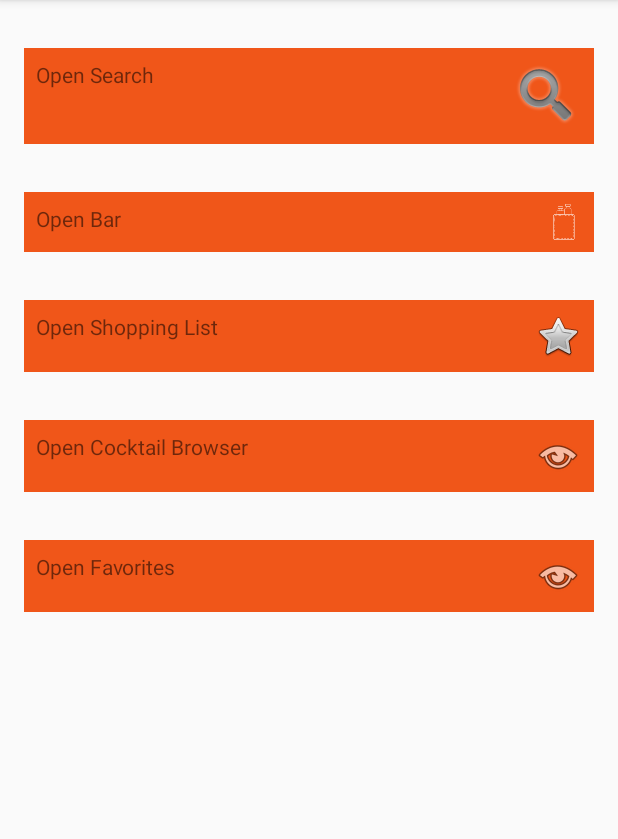
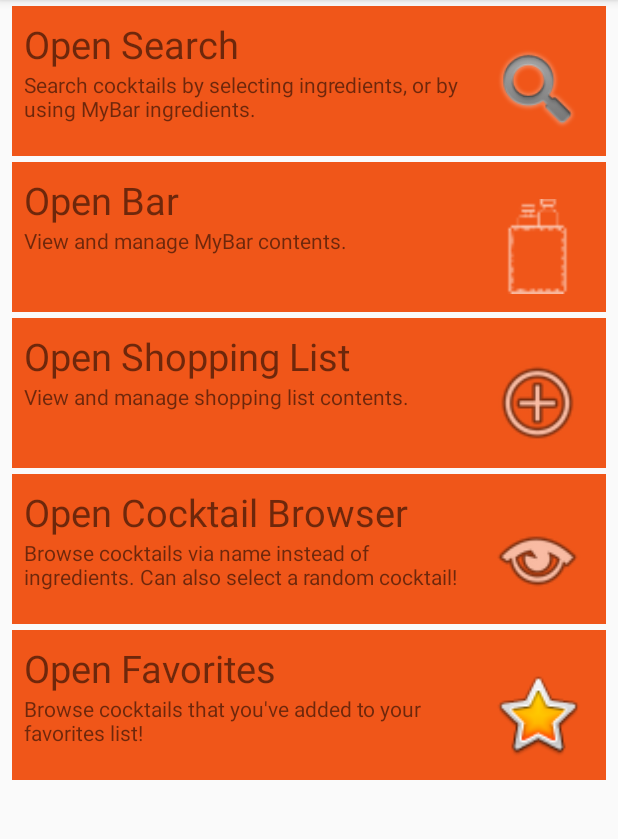
Before and after one commit to lobstertron/PocketBar, an Android app: the screen it shows after launch (MainActivity), on a phone screen of 412 x 824 dp, the part 84-923 px from its top. Run offline under Robolectric (Android 15) with nearby library versions, the phone set to English and light mode, and no system bars.

Commit message:
Updated and refined the main page's UI as well as the ShoppingList itemView

```diff
--- a/app/src/main/res/layout/activity_main.xml
+++ b/app/src/main/res/layout/activity_main.xml
@@ -6,179 +6,259 @@
     android:layout_height="match_parent"
     tools:context=".MainActivity">
 
-    <LinearLayout
+    <androidx.constraintlayout.widget.ConstraintLayout
         android:id="@+id/launch_search_view"
         android:layout_width="match_parent"
-        android:layout_height="wrap_content"
-        android:layout_marginStart="16dp"
-        android:layout_marginLeft="16dp"
-        android:layout_marginTop="32dp"
-        android:layout_marginEnd="16dp"
-        android:layout_marginRight="16dp"
+        android:layout_height="100sp"
+        android:layout_marginStart="8dp"
+        android:layout_marginLeft="8dp"
+        android:layout_marginTop="4dp"
+        android:layout_marginEnd="8dp"
+        android:layout_marginRight="8dp"
+        android:background="@color/pocketbar_orange"
         android:onClick="launchSearchActivity"
         android:orientation="horizontal"
         android:padding="8dp"
         app:layout_constraintEnd_toEndOf="parent"
+        app:layout_constraintHorizontal_bias="0.0"
         app:layout_constraintStart_toStartOf="parent"
-        app:layout_constraintTop_toTopOf="parent"
-        android:background="@color/pocketbar_orange">
+        app:layout_constraintTop_toTopOf="parent">
 
         <TextView
             android:id="@+id/launch_search_text"
             android:layout_width="wrap_content"
             android:layout_height="wrap_content"
+            android:background="@color/pocketbar_orange"
             android:text="Open Search"
-            android:background="@color/pocketbar_orange" />
+            android:textSize="25sp"
+            app:layout_constraintLeft_toLeftOf="@id/launch_search_view"
+            app:layout_constraintTop_toTopOf="@id/launch_search_view" />
 
-        <View
-            android:layout_width="0dp"
-            android:layout_height="0dp"
-            android:layout_weight="1"
-            android:background="@color/pocketbar_orange" />
+        <TextView
+            android:id="@+id/launch_search_description"
+            android:layout_width="301dp"
+            android:layout_height="36dp"
+            android:background="@color/pocketbar_orange"
+            android:text="Search cocktails by selecting ingredients, or by using MyBar ingredients."
+            app:layout_constraintBottom_toBottomOf="parent"
+            app:layout_constraintEnd_toStartOf="@+id/search_image"
+            app:layout_constraintHorizontal_bias="0.0"
+            app:layout_constraintStart_toStartOf="parent"
+            app:layout_constraintTop_toBottomOf="@+id/launch_search_text"
+            app:layout_constraintVertical_bias="0.0" />
 
         <ImageView
-            android:layout_width="wrap_content"
-            android:layout_height="wrap_content"
-            app:srcCompat="@android:drawable/ic_search_category_default"
-            android:background="@color/pocketbar_orange"></ImageView>
-    </LinearLayout>
+            android:id="@+id/search_image"
+            android:layout_width="75sp"
+            android:layout_height="75sp"
+            android:background="@color/pocketbar_orange"
+            android:paddingTop="12dp"
+            app:layout_constraintBottom_toBottomOf="@id/launch_search_view"
+            app:layout_constraintRight_toRightOf="@id/launch_search_view"
+            app:layout_constraintTop_toTopOf="@id/launch_search_view"
+            app:srcCompat="@android:drawable/ic_search_category_default"></ImageView>
+    </androidx.constraintlayout.widget.ConstraintLayout>
 
-    <LinearLayout
+    <androidx.constraintlayout.widget.ConstraintLayout
         android:id="@+id/launch_bar_view"
         android:layout_width="match_parent"
-        android:layout_height="wrap_content"
-        android:layout_marginStart="16dp"
-        android:layout_marginLeft="16dp"
-        android:layout_marginTop="32dp"
-        android:layout_marginEnd="16dp"
-        android:layout_marginRight="16dp"
+        android:layout_height="100sp"
+        android:layout_marginStart="8dp"
+        android:layout_marginLeft="8dp"
+        android:layout_marginTop="4dp"
+        android:layout_marginEnd="8dp"
+        android:layout_marginRight="8dp"
+        android:background="@color/pocketbar_orange"
         android:onClick="launchBarActivity"
         android:orientation="horizontal"
         android:padding="8dp"
         app:layout_constraintEnd_toEndOf="parent"
         app:layout_constraintStart_toStartOf="parent"
-        app:layout_constraintTop_toBottomOf="@+id/launch_search_view"
-        android:background="@color/pocketbar_orange">
+        app:layout_constraintTop_toBottomOf="@+id/launch_search_view">
 
         <TextView
             android:id="@+id/launch_bar_text"
             android:layout_width="wrap_content"
             android:layout_height="wrap_content"
-            android:text="Open Bar" />
+            android:text="Open Bar"
+            android:textSize="25sp"
+            app:layout_constraintLeft_toLeftOf="@id/launch_bar_view"
+            app:layout_constraintTop_toTopOf="@id/launch_bar_view"/>
 
-        <View
-            android:layout_width="0dp"
-            android:layout_height="0dp"
-            android:layout_weight="1" />
+        <TextView
+            android:id="@+id/launch_bar_description"
+            android:layout_width="301dp"
+            android:layout_height="36dp"
+            android:background="@color/pocketbar_orange"
+            android:text="View and manage MyBar contents."
+            app:layout_constraintBottom_toBottomOf="parent"
+            app:layout_constraintEnd_toStartOf="@+id/bar_image"
+            app:layout_constraintHorizontal_bias="0.0"
+            app:layout_constraintStart_toStartOf="parent"
+            app:layout_constraintTop_toBottomOf="@+id/launch_bar_text"
+            app:layout_constraintVertical_bias="0.0" />
 
         <ImageView
-            android:layout_width="wrap_content"
-            android:layout_height="wrap_content"
+            android:id="@+id/bar_image"
+            android:paddingTop="12dp"
+            android:layout_width="75sp"
+            android:layout_height="75sp"
+            app:layout_constraintBottom_toBottomOf="@id/launch_bar_view"
+            app:layout_constraintRight_toRightOf="@id/launch_bar_view"
+            app:layout_constraintTop_toTopOf="@id/launch_bar_view"
             app:srcCompat="@drawable/ic_action_name"></ImageView>
-    </LinearLayout>
+    </androidx.constraintlayout.widget.ConstraintLayout>
 
-    <LinearLayout
+    <androidx.constraintlayout.widget.ConstraintLayout
         android:id="@+id/launch_shoppinglist_view"
         android:layout_width="match_parent"
-        android:layout_height="wrap_content"
-        android:layout_marginStart="16dp"
-        android:layout_marginLeft="16dp"
-        android:layout_marginTop="32dp"
-        android:layout_marginEnd="16dp"
-        android:layout_marginRight="16dp"
+        android:layout_height="100sp"
+        android:layout_marginStart="8dp"
+        android:layout_marginLeft="8dp"
+        android:layout_marginTop="4dp"
+        android:layout_marginEnd="8dp"
+        android:layout_marginRight="8dp"
+        android:background="@color/pocketbar_orange"
         android:onClick="launchShoppingList"
         android:orientation="horizontal"
         android:padding="8dp"
         app:layout_constraintEnd_toEndOf="parent"
         app:layout_constraintStart_toStartOf="parent"
-        app:layout_constraintTop_toBottomOf="@+id/launch_bar_view"
-        android:background="@color/pocketbar_orange">
+        app:layout_constraintTop_toBottomOf="@+id/launch_bar_view">
 
         <TextView
             android:id="@+id/launch_shoppinglist_text"
             android:layout_width="wrap_content"
             android:layout_height="wrap_content"
-            android:text="Open Shopping List" />
+            android:text="Open Shopping List"
+            android:textSize="25sp"
+            app:layout_constraintLeft_toLeftOf="@id/launch_shoppinglist_view"
+            app:layout_constraintTop_toTopOf="@id/launch_shoppinglist_view"/>
 
-        <View
-            android:layout_width="0dp"
-            android:layout_height="0dp"
-            android:layout_weight="1" />
+        <TextView
+            android:id="@+id/launch_shoppinglist_description"
+            android:layout_width="301dp"
+            android:layout_height="36dp"
+            android:background="@color/pocketbar_orange"
+            android:text="View and manage shopping list contents."
+            app:layout_constraintBottom_toBottomOf="parent"
+            app:layout_constraintEnd_toStartOf="@+id/shoppinglist_image"
+            app:layout_constraintHorizontal_bias="0.0"
+            app:layout_constraintStart_toStartOf="parent"
+            app:layout_constraintTop_toBottomOf="@+id/launch_shoppinglist_text"
+            app:layout_constraintVertical_bias="0.0" />
 
         <ImageView
-            android:layout_width="wrap_content"
-            android:layout_height="wrap_content"
-            app:srcCompat="@android:drawable/btn_star"></ImageView>
-    </LinearLayout>
+            android:id="@+id/shoppinglist_image"
+            android:paddingTop="12dp"
+            android:layout_width="75sp"
+            android:layout_height="75sp"
+            app:layout_constraintBottom_toBottomOf="@id/launch_shoppinglist_view"
+            app:layout_constraintRight_toRightOf="@id/launch_shoppinglist_view"
+            app:layout_constraintTop_toTopOf="@id/launch_shoppinglist_view"
+            app:srcCompat="@android:drawable/ic_menu_add"></ImageView>
+    </androidx.constraintlayout.widget.ConstraintLayout>
 
-    <LinearLayout
+    <androidx.constraintlayout.widget.ConstraintLayout
         android:id="@+id/launch_browse_view"
         android:layout_width="match_parent"
-        android:layout_height="wrap_content"
-        android:layout_marginStart="16dp"
-        android:layout_marginLeft="16dp"
-        android:layout_marginTop="32dp"
-        android:layout_marginEnd="16dp"
-        android:layout_marginRight="16dp"
+        android:layout_height="100sp"
+        android:layout_marginStart="8dp"
+        android:layout_marginLeft="8dp"
+        android:layout_marginTop="4dp"
+        android:layout_marginEnd="8dp"
+        android:layout_marginRight="8dp"
+        android:background="@color/pocketbar_orange"
         android:onClick="launchBrowseActivity"
         android:orientation="horizontal"
         android:padding="8dp"
         app:layout_constraintEnd_toEndOf="parent"
         app:layout_constraintStart_toStartOf="parent"
-        app:layout_constraintTop_toBottomOf="@+id/launch_shoppinglist_view"
-        android:background="@color/pocketbar_orange">
+        app:layout_constraintTop_toBottomOf="@+id/launch_shoppinglist_view">
 
         <TextView
             android:id="@+id/launch_browse_text"
             android:layout_width="wrap_content"
             android:layout_height="wrap_content"
-            android:text="Open Cocktail Browser" />
+            android:text="Open Cocktail Browser"
+            android:textSize="25sp"
+            app:layout_constraintLeft_toLeftOf="@id/launch_browse_view"
+            app:layout_constraintTop_toTopOf="@id/launch_browse_view"/>
 
-        <View
-            android:layout_width="0dp"
-            android:layout_height="0dp"
-            android:layout_weight="1" />
+        <TextView
+            android:id="@+id/launch_browse_description"
+            android:layout_width="301dp"
+            android:layout_height="36dp"
+            android:background="@color/pocketbar_orange"
+            android:text="Browse cocktails via name instead of ingredients. Can also select a random cocktail!"
+            app:layout_constraintBottom_toBottomOf="parent"
+            app:layout_constraintEnd_toStartOf="@+id/browse_image"
+            app:layout_constraintHorizontal_bias="0.0"
+            app:layout_constraintStart_toStartOf="parent"
+            app:layout_constraintTop_toBottomOf="@+id/launch_browse_text"
+            app:layout_constraintVertical_bias="0.0" />
 
         <ImageView
-            android:layout_width="wrap_content"
-            android:layout_height="wrap_content"
+            android:id="@+id/browse_image"
+            android:paddingTop="12dp"
+            android:layout_width="75sp"
+            android:layout_height="75sp"
+            app:layout_constraintBottom_toBottomOf="@id/launch_browse_view"
+            app:layout_constraintRight_toRightOf="@id/launch_browse_view"
+            app:layout_constraintTop_toTopOf="@id/launch_browse_view"
             app:srcCompat="@android:drawable/ic_menu_view"></ImageView>
-    </LinearLayout>
+    </androidx.constraintlayout.widget.ConstraintLayout>
 
 
-    <LinearLayout
+    <androidx.constraintlayout.widget.ConstraintLayout
         android:id="@+id/launch_favorites_view"
         android:layout_width="match_parent"
-        android:layout_height="wrap_content"
-        android:layout_marginStart="16dp"
-        android:layout_marginLeft="16dp"
-        android:layout_marginTop="32dp"
-        android:layout_marginEnd="16dp"
-        android:layout_marginRight="16dp"
+        android:layout_height="100sp"
+        android:layout_marginStart="8dp"
+        android:layout_marginLeft="8dp"
+        android:layout_marginTop="4dp"
+        android:layout_marginEnd="8dp"
+        android:layout_marginRight="8dp"
+        android:background="@color/pocketbar_orange"
         android:onClick="launchFavoritesActivity"
         android:orientation="horizontal"
         android:padding="8dp"
         app:layout_constraintEnd_toEndOf="parent"
         app:layout_constraintStart_toStartOf="parent"
-        app:layout_constraintTop_toBottomOf="@+id/launch_browse_view"
-        android:background="@color/pocketbar_orange">
+        app:layout_constraintTop_toBottomOf="@+id/launch_browse_view">
 
         <TextView
             android:id="@+id/launch_favorites_text"
             android:layout_width="wrap_content"
             android:layout_height="wrap_content"
-            android:text="Open Favorites" />
+            android:text="Open Favorites"
+            android:textSize="25sp"
+            app:layout_constraintLeft_toLeftOf="@id/launch_favorites_view"
+            app:layout_constraintTop_toTopOf="@id/launch_favorites_view"/>
 
-        <View
-            android:layout_width="0dp"
-            android:layout_height="0dp"
-            android:layout_weight="1" />
+        <TextView
+            android:id="@+id/launch_favorites_description"
+            android:layout_width="301dp"
+            android:layout_height="36dp"
+            android:background="@color/pocketbar_orange"
+            android:text="Browse cocktails that you've added to your favorites list!"
+            app:layout_constraintBottom_toBottomOf="parent"
+            app:layout_constraintEnd_toStartOf="@+id/favorites_image"
+            app:layout_constraintHorizontal_bias="0.0"
+            app:layout_constraintStart_toStartOf="parent"
+            app:layout_constraintTop_toBottomOf="@+id/launch_favorites_text"
+            app:layout_constraintVertical_bias="0.0" />
 
         <ImageView
-            android:layout_width="wrap_content"
-            android:layout_height="wrap_content"
-            app:srcCompat="@android:drawable/ic_menu_view"></ImageView>
-    </LinearLayout>
+            android:id="@+id/favorites_image"
+            android:paddingTop="12dp"
+            android:layout_width="75sp"
+            android:layout_height="75sp"
+            app:layout_constraintBottom_toBottomOf="@id/launch_favorites_view"
+            app:layout_constraintRight_toRightOf="@id/launch_favorites_view"
+            app:layout_constraintTop_toTopOf="@id/launch_favorites_view"
+            app:srcCompat="@android:drawable/btn_star_big_on"></ImageView>
+    </androidx.constraintlayout.widget.ConstraintLayout>
 
     <!--    <Button-->
     <!--        android:id="@+id/launch_shoppinglist_button"i-->
--- a/app/src/main/res/layout/content_recipe.xml
+++ b/app/src/main/res/layout/content_recipe.xml
@@ -33,16 +33,27 @@
         app:layout_constraintTop_toBottomOf="@id/recipe"/>
 
     <Button
-        android:id="@+id/add_to_shopping_list"
+        android:id="@+id/add_to_favorites"
         android:layout_width="wrap_content"
         android:layout_height="wrap_content"
         android:layout_marginEnd="16dp"
         android:layout_marginRight="16dp"
         android:layout_marginBottom="16dp"
+        android:background="@color/pocketbar_orange"
+        android:text="@string/add_to_favorites"
+        app:layout_constraintBottom_toBottomOf="parent"
+        app:layout_constraintEnd_toEndOf="parent" />
+
+    <Button
+        android:id="@+id/add_to_shopping_list"
+        android:layout_width="wrap_content"
+        android:layout_height="wrap_content"
+        android:layout_marginLeft="16dp"
+        android:layout_marginBottom="16dp"
         android:onClick="addToShoppingList"
         android:background="@color/pocketbar_orange"
         android:text="@string/add_to_shopping_list"
         app:layout_constraintBottom_toBottomOf="parent"
-        app:layout_constraintEnd_toEndOf="parent" />
+        app:layout_constraintLeft_toLeftOf="parent" />
 
 </androidx.constraintlayout.widget.ConstraintLayout>
--- a/app/src/main/res/layout/shopping_ingredient.xml
+++ b/app/src/main/res/layout/shopping_ingredient.xml
@@ -21,29 +21,26 @@
         android:layout_weight="1"
         android:background="@color/pocketbar_orange"/>
 
-    <Button
+    <ImageView
         android:id="@+id/add_to_bar_button"
-        android:layout_width="wrap_content"
-        android:layout_height="wrap_content"
-        android:layout_marginLeft="8dp"
-        android:layout_marginEnd="8dp"
-        android:layout_marginRight="8dp"
-        android:text="Add to bar"
-        android:onClick="addBarIngredient"
+        android:layout_width="40dp"
+        android:layout_height="40dp"
+        android:layout_gravity="center|center_vertical"
+        android:onClick="removeIngredient"
         app:layout_constraintBaseline_toBaselineOf="@id/add_ingredient_entry"
         app:layout_constraintEnd_toEndOf="parent"
-        app:layout_constraintLeft_toRightOf="@id/add_ingredient_entry" />
+        app:layout_constraintLeft_toRightOf="@id/add_ingredient_entry"
+        app:srcCompat="@android:drawable/ic_delete" />
 
     <ImageView
         android:id="@+id/imageView_Shopping"
-        android:layout_width="wrap_content"
-        android:layout_height="wrap_content"
+        android:layout_width="50dp"
+        android:layout_height="50dp"
         android:layout_gravity="center|center_vertical"
-        android:onClick="removeIngredient"
+        android:onClick="addBarIngredient"
         android:padding="4dp"
         android:scaleType="fitCenter"
-        app:srcCompat="@android:drawable/ic_menu_close_clear_cancel"
-        android:background="@color/pocketbar_orange"/>
+        app:srcCompat="@android:drawable/ic_input_add" />
 </LinearLayout>
 
     <!--https://www.androidtutorialpoint.com/basics/dynamically-add-and-remove-views-in-android/-->
--- a/app/src/main/res/values/strings.xml
+++ b/app/src/main/res/values/strings.xml
@@ -11,4 +11,5 @@
     <string name="bam_it_worked">BAM! IT WORKED!</string>
     <string name="title_activity_favorites">Favorites</string>
     <string name="add_to_shopping_list">Add To Shopping List</string>
+    <string name="add_to_favorites">Add to Favorites</string>
 </resources>
```
